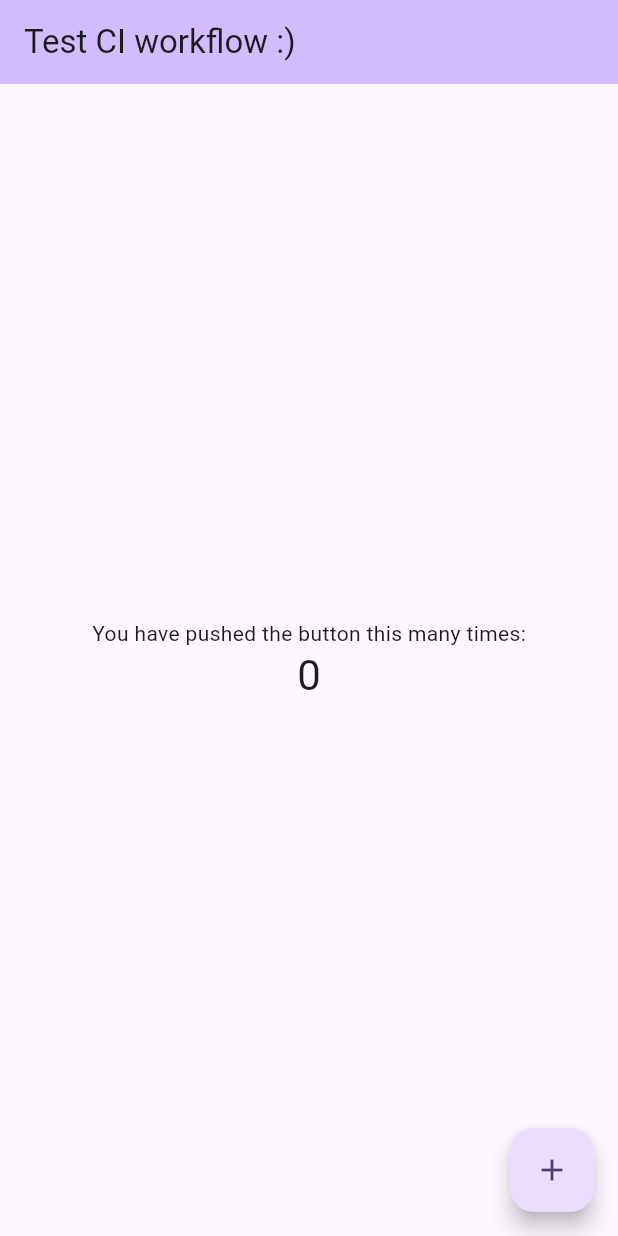
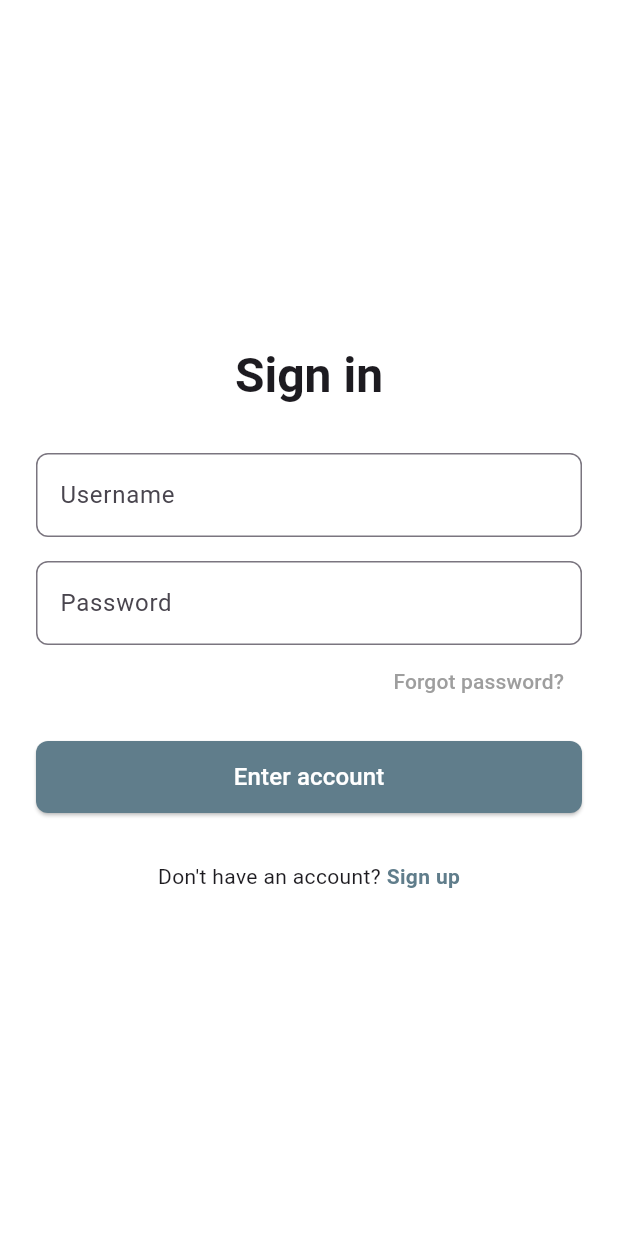
Before and after one commit to guysiman/sensy_patient_app, a Flutter app: the screen it shows after launch, on a phone screen of 412 x 824 dp. Run offline on Flutter 3.47's test engine with Material 3 defaults, Android fonts, the phone set to English and light mode, and no system bars; our stand-ins replace firebase_core; accounts and stored records are empty.

Commit message:
Added login page in different dart file and also started the homepage dart file - feel free to start from the home dart file or create another one.

```diff
--- /dev/null
+++ b/lib/home_page.dart
@@ -0,0 +1,27 @@
+import 'package:flutter/material.dart';
+
+class MyHomePage extends StatefulWidget {
+  const MyHomePage({super.key, required this.title});
+  final String title;
+
+  @override
+  State<MyHomePage> createState() => _MyHomePageState();
+}
+
+class _MyHomePageState extends State<MyHomePage> {
+  @override
+  Widget build(BuildContext context) {
+    return Scaffold(
+      appBar: AppBar(
+        title: Text(widget.title),
+        backgroundColor: Theme.of(context).colorScheme.inversePrimary,
+      ),
+      body: const Center(
+        child: Text(
+          'Welcome to the Home Page!',
+          style: TextStyle(fontSize: 24),
+        ),
+      ),
+    );
+  }
+}
--- a/lib/main.dart
+++ b/lib/main.dart
@@ -1,7 +1,9 @@
+import 'package:flutter/material.dart';
 import 'package:firebase_core/firebase_core.dart';
 import 'firebase_options.dart';
 
-import 'package:flutter/material.dart';
+// Import the separate screens
+import 'sign_in_page.dart'; // Make sure the path is correct
 
 Future<void> main() async {
   WidgetsFlutterBinding.ensureInitialized();
@@ -14,119 +16,16 @@ Future<void> main() async {
 class MyApp extends StatelessWidget {
   const MyApp({super.key});
 
-  // This widget is the root of your application.
   @override
   Widget build(BuildContext context) {
     return MaterialApp(
-      title: 'Flutter Demo',
+      title: 'Flutter Demo Login',
       theme: ThemeData(
-        // This is the theme of your application.
-        //
-        // TRY THIS: Try running your application with "flutter run". You'll see
-        // the application has a purple toolbar. Then, without quitting the app,
-        // try changing the seedColor in the colorScheme below to Colors.green
-        // and then invoke "hot reload" (save your changes or press the "hot
-        // reload" button in a Flutter-supported IDE, or press "r" if you used
-        // the command line to start the app).
-        //
-        // Notice that the counter didn't reset back to zero; the application
-        // state is not lost during the reload. To reset the state, use hot
-        // restart instead.
-        //
-        // This works for code too, not just values: Most code changes can be
-        // tested with just a hot reload.
         colorScheme: ColorScheme.fromSeed(seedColor: Colors.deepPurple),
         useMaterial3: true,
       ),
-      home: const MyHomePage(title: 'Test CI workflow :)'),
+      // Start the app on the SignInPage
+      home: const SignInPage(),
     );
   }
 }
-
-class MyHomePage extends StatefulWidget {
-  const MyHomePage({super.key, required this.title});
-
-  // This widget is the home page of your application. It is stateful, meaning
-  // that it has a State object (defined below) that contains fields that affect
-  // how it looks.
-
-  // This class is the configuration for the state. It holds the values (in this
-  // case the title) provided by the parent (in this case the App widget) and
-  // used by the build method of the State. Fields in a Widget subclass are
-  // always marked "final".
-
-  final String title;
-
-  @override
-  State<MyHomePage> createState() => _MyHomePageState();
-}
-
-class _MyHomePageState extends State<MyHomePage> {
-  int _counter = 0;
-
-  void _incrementCounter() {
-    setState(() {
-      // This call to setState tells the Flutter framework that something has
-      // changed in this State, which causes it to rerun the build method below
-      // so that the display can reflect the updated values. If we changed
-      // _counter without calling setState(), then the build method would not be
-      // called again, and so nothing would appear to happen.
-      _counter++;
-    });
-  }
-
-  @override
-  Widget build(BuildContext context) {
-    // This method is rerun every time setState is called, for instance as done
-    // by the _incrementCounter method above.
-    //
-    // The Flutter framework has been optimized to make rerunning build methods
-    // fast, so that you can just rebuild anything that needs updating rather
-    // than having to individually change instances of widgets.
-    return Scaffold(
-      appBar: AppBar(
-        // TRY THIS: Try changing the color here to a specific color (to
-        // Colors.amber, perhaps?) and trigger a hot reload to see the AppBar
-        // change color while the other colors stay the same.
-        backgroundColor: Theme.of(context).colorScheme.inversePrimary,
-        // Here we take the value from the MyHomePage object that was created by
-        // the App.build method, and use it to set our appbar title.
-        title: Text(widget.title),
-      ),
-      body: Center(
-        // Center is a layout widget. It takes a single child and positions it
-        // in the middle of the parent.
-        child: Column(
-          // Column is also a layout widget. It takes a list of children and
-          // arranges them vertically. By default, it sizes itself to fit its
-          // children horizontally, and tries to be as tall as its parent.
-          //
-          // Column has various properties to control how it sizes itself and
-          // how it positions its children. Here we use mainAxisAlignment to
-          // center the children vertically; the main axis here is the vertical
-          // axis because Columns are vertical (the cross axis would be
-          // horizontal).
-          //
-          // TRY THIS: Invoke "debug painting" (choose the "Toggle Debug Paint"
-          // action in the IDE, or press "p" in the console), to see the
-          // wireframe for each widget.
-          mainAxisAlignment: MainAxisAlignment.center,
-          children: <Widget>[
-            const Text(
-              'You have pushed the button this many times:',
-            ),
-            Text(
-              '$_counter',
-              style: Theme.of(context).textTheme.headlineMedium,
-            ),
-          ],
-        ),
-      ),
-      floatingActionButton: FloatingActionButton(
-        onPressed: _incrementCounter,
-        tooltip: 'Increment',
-        child: const Icon(Icons.add),
-      ), // This trailing comma makes auto-formatting nicer for build methods.
-    );
-  }
-}
--- /dev/null
+++ b/lib/sign_in_page.dart
@@ -0,0 +1,145 @@
+import 'package:flutter/material.dart';
+import 'home_page.dart'; // Import your home page
+
+class SignInPage extends StatefulWidget {
+  const SignInPage({Key? key}) : super(key: key);
+
+  @override
+  State<SignInPage> createState() => _SignInPageState();
+}
+
+class _SignInPageState extends State<SignInPage> {
+  final TextEditingController _usernameController = TextEditingController();
+  final TextEditingController _passwordController = TextEditingController();
+
+  @override
+  void dispose() {
+    _usernameController.dispose();
+    _passwordController.dispose();
+    super.dispose();
+  }
+
+  void _onSignIn() {
+    // Currently, just navigate to the home page.
+    // Add actual login logic here (e.g., Firebase Auth) if needed.
+    Navigator.pushReplacement(
+      context,
+      MaterialPageRoute(
+        builder: (context) => const MyHomePage(title: 'Home Page'),
+      ),
+    );
+  }
+
+  void _onForgotPassword() {
+    debugPrint('Forgot password tapped');
+  }
+
+  void _onSignUp() {
+    debugPrint('Sign up tapped');
+  }
+
+  @override
+  Widget build(BuildContext context) {
+    return Scaffold(
+      // Adjust background if desired
+      backgroundColor: Colors.white,
+      body: SafeArea(
+        child: Center(
+          child: SingleChildScrollView(
+            padding: const EdgeInsets.symmetric(horizontal: 24, vertical: 32),
+            child: Column(
+              mainAxisAlignment: MainAxisAlignment.center,
+              children: [
+                // Title
+                Text(
+                  'Sign in',
+                  style: Theme.of(context).textTheme.headlineLarge?.copyWith(
+                        fontWeight: FontWeight.bold,
+                      ),
+                ),
+                const SizedBox(height: 32),
+
+                // Username field
+                TextField(
+                  controller: _usernameController,
+                  decoration: InputDecoration(
+                    labelText: 'Username',
+                    hintText: 'Enter your username',
+                    border: OutlineInputBorder(
+                      borderRadius: BorderRadius.circular(8),
+                    ),
+                  ),
+                ),
+                const SizedBox(height: 16),
+
+                // Password field
+                TextField(
+                  controller: _passwordController,
+                  obscureText: true,
+                  decoration: InputDecoration(
+                    labelText: 'Password',
+                    hintText: 'Enter your password',
+                    border: OutlineInputBorder(
+                      borderRadius: BorderRadius.circular(8),
+                    ),
+                  ),
+                ),
+
+                // Forgot password link
+                Align(
+                  alignment: Alignment.centerRight,
+                  child: TextButton(
+                    onPressed: _onForgotPassword,
+                    child: const Text(
+                      'Forgot password?',
+                      style: TextStyle(color: Colors.grey),
+                    ),
+                  ),
+                ),
+                const SizedBox(height: 16),
+
+                // Enter account button
+                SizedBox(
+                  width: double.infinity,
+                  height: 48,
+                  child: ElevatedButton(
+                    onPressed: _onSignIn,
+                    style: ElevatedButton.styleFrom(
+                      backgroundColor: Colors.blueGrey,
+                      shape: RoundedRectangleBorder(
+                        borderRadius: BorderRadius.circular(8),
+                      ),
+                    ),
+                    child: const Text(
+                      'Enter account',
+                      style: TextStyle(fontSize: 16, color: Colors.white),
+                    ),
+                  ),
+                ),
+                const SizedBox(height: 32),
+
+                // Sign up prompt
+                Row(
+                  mainAxisAlignment: MainAxisAlignment.center,
+                  children: [
+                    const Text("Don't have an account? "),
+                    GestureDetector(
+                      onTap: _onSignUp,
+                      child: const Text(
+                        'Sign up',
+                        style: TextStyle(
+                          color: Colors.blueGrey,
+                          fontWeight: FontWeight.bold,
+                        ),
+                      ),
+                    ),
+                  ],
+                ),
+              ],
+            ),
+          ),
+        ),
+      ),
+    );
+  }
+}
```
Also changed, not shown: 1 other file.
